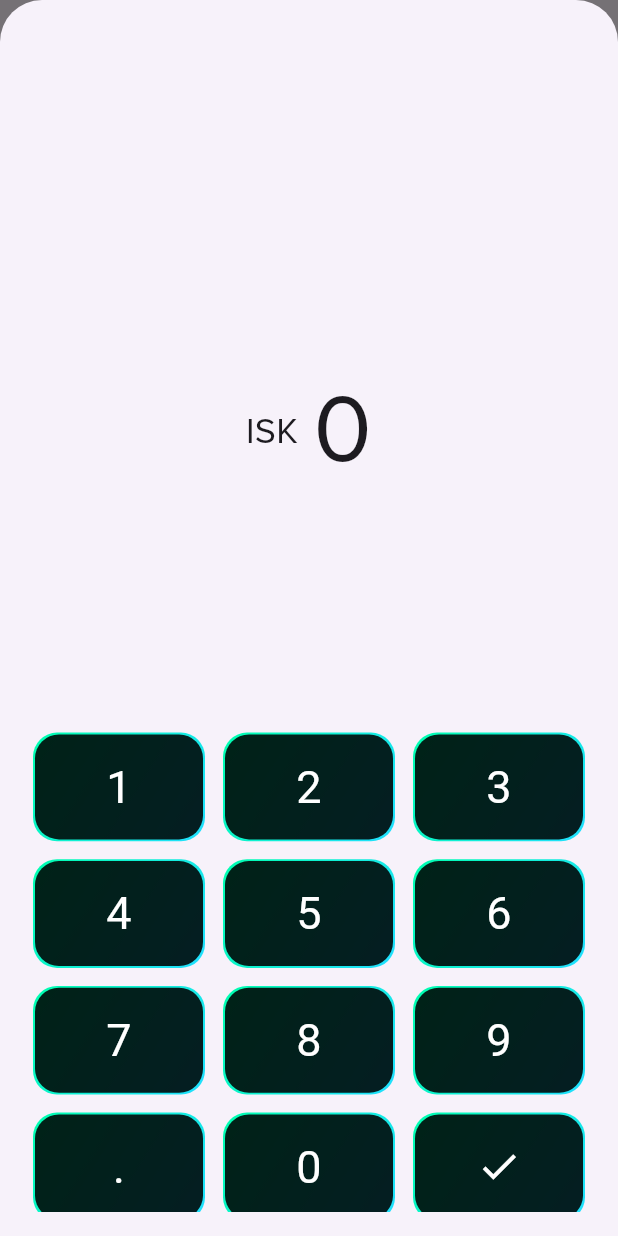
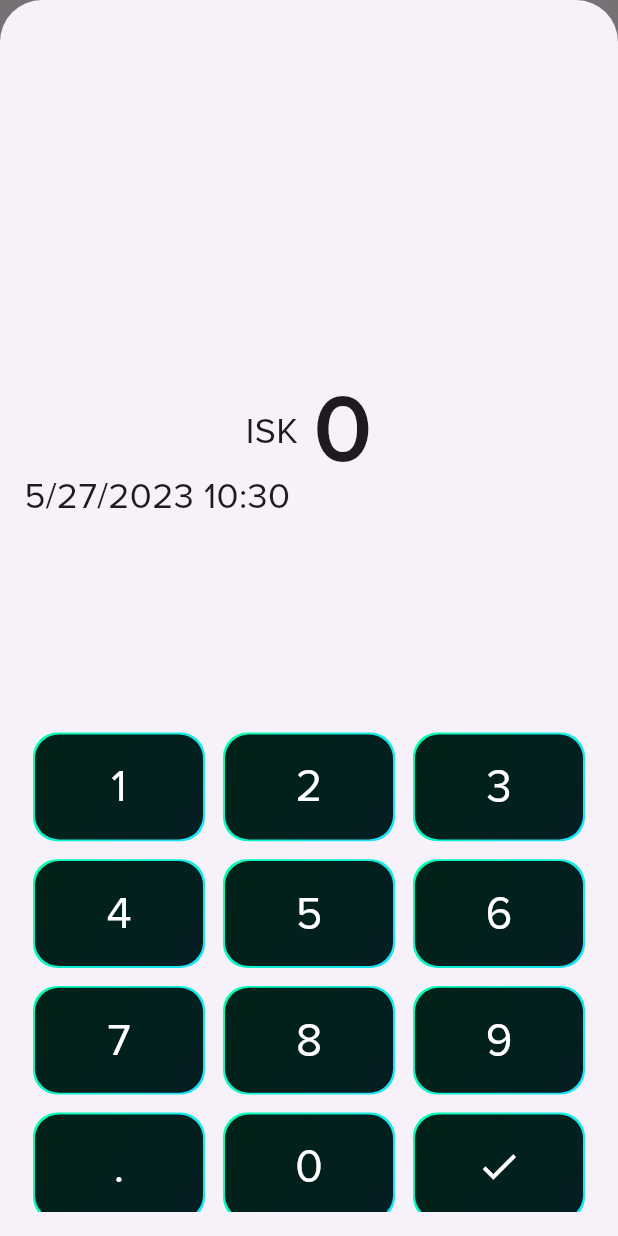
Before and after one commit to c-abbott/big_spender, a Flutter app: the screen it shows after launch, after a tap on the "add" icon, on a phone screen of 412 x 824 dp. Run offline on Flutter 3.47's test engine with Material 2 defaults, Android fonts, the phone set to English and light mode, and no system bars.

Commit message:
Added datetime picker

```diff
--- a/lib/widgets/num_pad.dart
+++ b/lib/widgets/num_pad.dart
@@ -1,4 +1,5 @@
 import 'package:flutter/material.dart';
+import 'package:intl/intl.dart';
 
 class NumPad extends StatefulWidget {
   const NumPad({Key? key}) : super(key: key);
@@ -8,6 +9,7 @@ class NumPad extends StatefulWidget {
 }
 
 class _NumPadState extends State<NumPad> {
+  DateTime selectedDate = DateTime.now();
   String _output = "0";
 
   void _append(String val) {
@@ -28,6 +30,52 @@ class _NumPadState extends State<NumPad> {
         _output = "0";
       }
     });
+  }
+
+  Future<void> _selectDate(BuildContext context) async {
+    final DateTime? picked = await showDatePicker(
+      context: context,
+      initialDate: selectedDate,
+      firstDate: DateTime(2015, 8),
+      lastDate: DateTime(2101),
+    );
+    if (picked != null && picked != selectedDate) {
+      setState(() {
+        selectedDate = picked;
+      });
+    }
+  }
+
+  Future<void> _selectTime(BuildContext context) async {
+    final TimeOfDay? picked = await showTimePicker(
+      context: context,
+      initialTime: TimeOfDay.fromDateTime(selectedDate),
+    );
+    if (picked != null && picked != TimeOfDay.fromDateTime(selectedDate)) {
+      setState(() {
+        selectedDate = DateTime(selectedDate.year, selectedDate.month,
+            selectedDate.day, picked.hour, picked.minute);
+      });
+    }
+  }
+
+  Widget _DateTimePickerButton() {
+    return Align(
+      alignment: Alignment(-1.0, -0.65),
+      child: GestureDetector(
+        onTap: () async {
+          await _selectDate(context);
+          await _selectTime(context);
+        },
+        child: Text(
+          "${DateFormat.yMd().format(selectedDate)} ${DateFormat.Hm().format(selectedDate)}",
+          style: TextStyle(
+            fontSize: 24,
+            fontFamily: 'ProximaNova',
+          ),
+        ),
+      ),
+    );
   }
 
   Widget _numButton(String? value, {void Function()? onTap, IconData? icon}) {
@@ -61,7 +109,10 @@ class _NumPadState extends State<NumPad> {
             child: icon == null
                 ? Text(
                     value!,
-                    style: const TextStyle(fontSize: 30, color: Colors.white),
+                    style: const TextStyle(
+                        fontSize: 30,
+                        color: Colors.white,
+                        fontFamily: 'ProximaNova'),
                   )
                 : Icon(icon, size: 30, color: Colors.white),
           ),
@@ -89,11 +140,15 @@ class _NumPadState extends State<NumPad> {
               ),
               Text(
                 _output,
-                style: const TextStyle(fontSize: 64, fontFamily: 'ProximaNova'),
+                style: const TextStyle(
+                    fontSize: 64,
+                    fontFamily: 'ProximaNova',
+                    fontWeight: FontWeight.w600),
               ),
             ],
           ),
         ),
+        _DateTimePickerButton(),
         if (_output != "0")
           Align(
             alignment: const Alignment(1, -0.83),
@@ -127,7 +182,7 @@ class _NumPadState extends State<NumPad> {
                 for (var i = 1; i < 10; i++) _numButton(i.toString()),
                 _numButton("."),
                 _numButton("0"),
-                _numButton(null, onTap: () {}, icon: Icons.check),
+                _numButton(null, icon: Icons.check),
               ],
             ),
           ),
```
